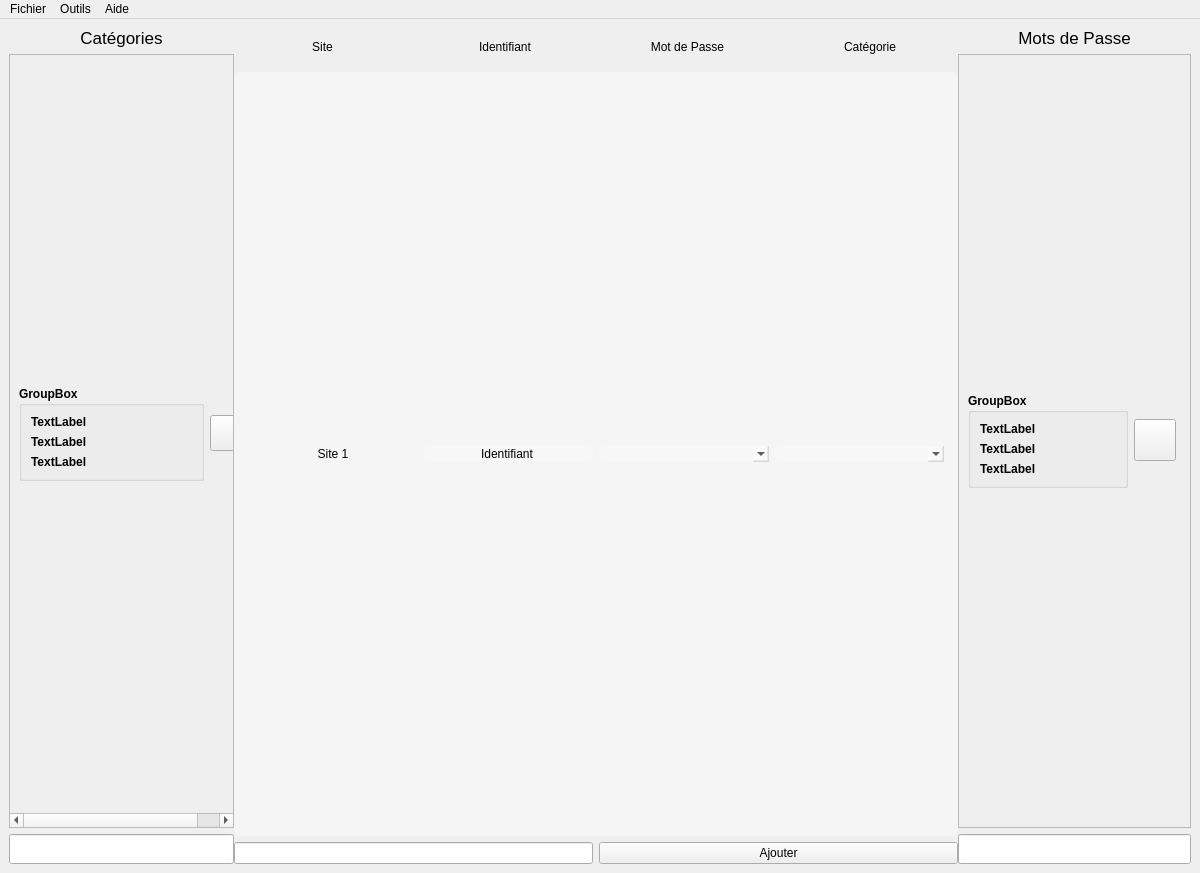
The window that Interface_graphique/PyQt/UI/fenetreGestion_test.ui (MindPass/Code) describes before a commit, drawn with Qt 5.
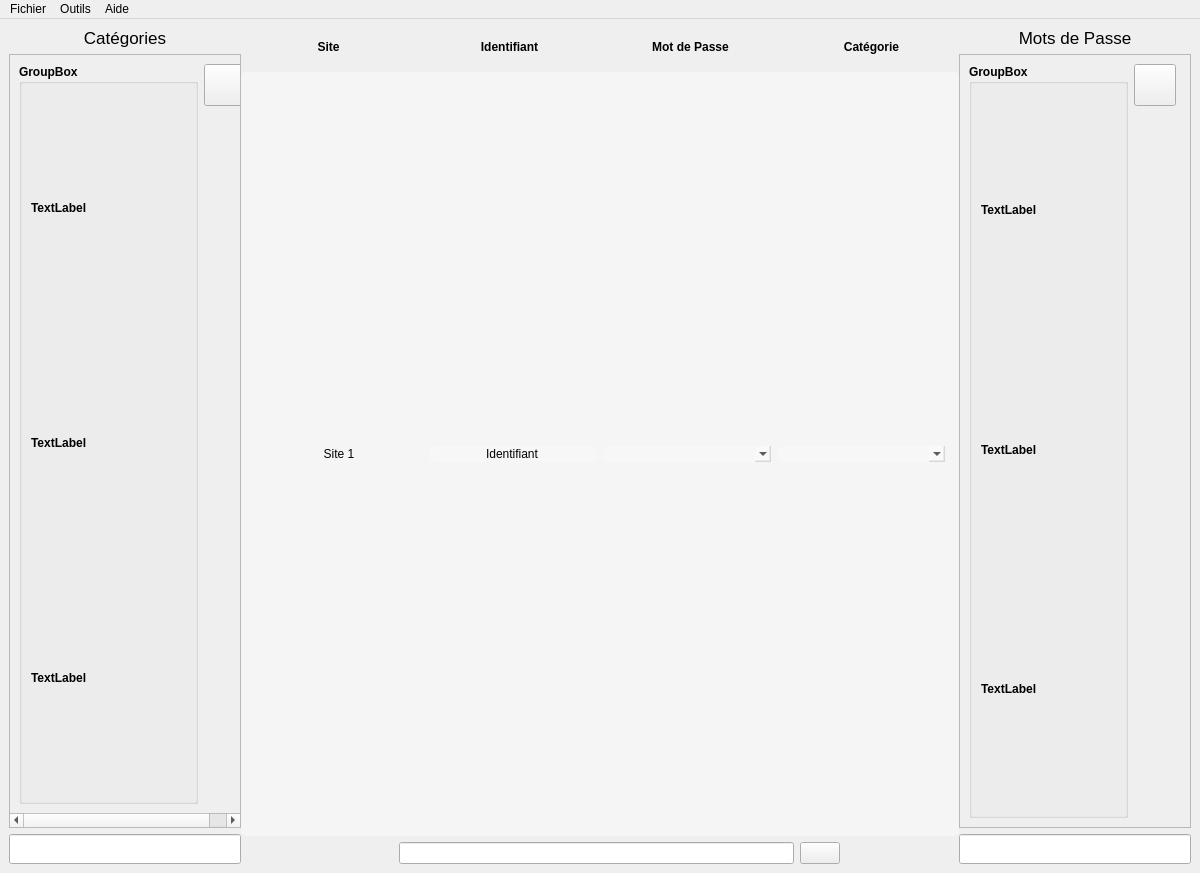
The same window after the commit. Icons and pictures are not drawn.

```diff
--- a/Interface_graphique/PyQt/UI/fenetreGestion_test.ui
+++ b/Interface_graphique/PyQt/UI/fenetreGestion_test.ui
@@ -95,6 +95,9 @@
    <property name="enabled">
     <bool>true</bool>
    </property>
+   <property name="styleSheet">
+    <string notr="true"/>
+   </property>
    <layout class="QHBoxLayout" name="horizontalLayout">
     <item>
      <widget class="QSplitter" name="splitter">
@@ -140,8 +143,8 @@
             <rect>
              <x>0</x>
              <y>0</y>
-             <width>250</width>
-             <height>752</height>
+             <width>263</width>
+             <height>701</height>
             </rect>
            </property>
            <property name="minimumSize">
@@ -155,7 +158,7 @@
              <number>14</number>
             </property>
             <item>
-             <layout class="QHBoxLayout" name="ligne_categorie" stretch="20,1">
+             <layout class="QHBoxLayout" name="ligne_categorie" stretch="20,3">
               <item>
                <widget class="QGroupBox" name="groupBox_2">
                 <property name="font">
@@ -193,20 +196,43 @@
                </widget>
               </item>
               <item>
+               <layout class="QVBoxLayout" name="verticalLayout_9">
+                <item>
                <widget class="QPushButton" name="pushButton_cat">
                 <property name="enabled">
                  <bool>true</bool>
                 </property>
+                  <property name="minimumSize">
+                   <size>
+                    <width>42</width>
+                    <height>42</height>
+                   </size>
+                  </property>
                 <property name="maximumSize">
                  <size>
-                  <width>36</width>
-                  <height>36</height>
+                    <width>42</width>
+                    <height>42</height>
                  </size>
                 </property>
                 <property name="text">
                  <string/>
                 </property>
                </widget>
+                </item>
+                <item>
+                 <spacer name="verticalSpacer_2">
+                  <property name="orientation">
+                   <enum>Qt::Vertical</enum>
+                  </property>
+                  <property name="sizeHint" stdset="0">
+                   <size>
+                    <width>20</width>
+                    <height>40</height>
+                   </size>
+                  </property>
+                 </spacer>
+                </item>
+               </layout>
               </item>
              </layout>
             </item>
@@ -237,7 +263,13 @@
         <item>
          <layout class="QHBoxLayout" name="intitule">
           <item>
-           <widget class="QLabel" name="label_4">
+           <widget class="QLabel" name="libelle_site">
+            <property name="font">
+             <font>
+              <weight>75</weight>
+              <bold>true</bold>
+             </font>
+            </property>
             <property name="text">
              <string>Site</string>
             </property>
@@ -247,7 +279,13 @@
            </widget>
           </item>
           <item>
-           <widget class="QLabel" name="label_3">
+           <widget class="QLabel" name="libelle_id">
+            <property name="font">
+             <font>
+              <weight>75</weight>
+              <bold>true</bold>
+             </font>
+            </property>
             <property name="text">
              <string>Identifiant</string>
             </property>
@@ -257,7 +295,13 @@
            </widget>
           </item>
           <item>
-           <widget class="QLabel" name="label_2">
+           <widget class="QLabel" name="libelle_pwd">
+            <property name="font">
+             <font>
+              <weight>75</weight>
+              <bold>true</bold>
+             </font>
+            </property>
             <property name="text">
              <string>Mot de Passe</string>
             </property>
@@ -267,7 +311,13 @@
            </widget>
           </item>
           <item>
-           <widget class="QLabel" name="label">
+           <widget class="QLabel" name="libelle_categorie">
+            <property name="font">
+             <font>
+              <weight>75</weight>
+              <bold>true</bold>
+             </font>
+            </property>
             <property name="text">
              <string>Catégorie</string>
             </property>
@@ -319,8 +369,8 @@
             <rect>
              <x>0</x>
              <y>0</y>
-             <width>767</width>
-             <height>746</height>
+             <width>621</width>
+             <height>703</height>
             </rect>
            </property>
            <layout class="QVBoxLayout" name="verticalLayout">
@@ -374,17 +424,43 @@
          </widget>
         </item>
         <item>
-         <layout class="QHBoxLayout" name="ajout_site" stretch="1,1">
+         <layout class="QHBoxLayout" name="ajout_site" stretch="4,10,1,3">
+          <item>
+           <spacer name="horizontalSpacer_2">
+            <property name="orientation">
+             <enum>Qt::Horizontal</enum>
+            </property>
+            <property name="sizeHint" stdset="0">
+             <size>
+              <width>40</width>
+              <height>20</height>
+             </size>
+            </property>
+           </spacer>
+          </item>
           <item>
            <widget class="QLineEdit" name="lineEdit_ajout_site"/>
           </item>
           <item>
            <widget class="QPushButton" name="pushButton_ajout_site">
             <property name="text">
-             <string>Ajouter</string>
+             <string/>
             </property>
            </widget>
           </item>
+          <item>
+           <spacer name="horizontalSpacer">
+            <property name="orientation">
+             <enum>Qt::Horizontal</enum>
+            </property>
+            <property name="sizeHint" stdset="0">
+             <size>
+              <width>40</width>
+              <height>20</height>
+             </size>
+            </property>
+           </spacer>
+          </item>
          </layout>
         </item>
        </layout>
@@ -428,8 +504,8 @@
             <rect>
              <x>0</x>
              <y>0</y>
-             <width>218</width>
-             <height>769</height>
+             <width>274</width>
+             <height>701</height>
             </rect>
            </property>
            <layout class="QVBoxLayout" name="verticalLayout_2">
@@ -437,7 +513,7 @@
              <number>14</number>
             </property>
             <item>
-             <layout class="QHBoxLayout" name="ligne_pwd" stretch="20,1">
+             <layout class="QHBoxLayout" name="ligne_pwd" stretch="20,5">
               <item>
                <widget class="QGroupBox" name="groupBox">
                 <property name="font">
@@ -475,6 +551,8 @@
                </widget>
               </item>
               <item>
+               <layout class="QVBoxLayout" name="verticalLayout_7">
+                <item>
                <widget class="QPushButton" name="pushButton_pwd">
                 <property name="enabled">
                  <bool>true</bool>
@@ -496,6 +574,21 @@
                 </property>
                </widget>
               </item>
+                <item>
+                 <spacer name="verticalSpacer">
+                  <property name="orientation">
+                   <enum>Qt::Vertical</enum>
+                  </property>
+                  <property name="sizeHint" stdset="0">
+                   <size>
+                    <width>20</width>
+                    <height>40</height>
+                   </size>
+                  </property>
+                 </spacer>
+                </item>
+               </layout>
+              </item>
              </layout>
             </item>
            </layout>
```
Left out of the diff: 24 changed lines with no effect on the pictures. Lines whose indentation alone changed are shown as unchanged.
